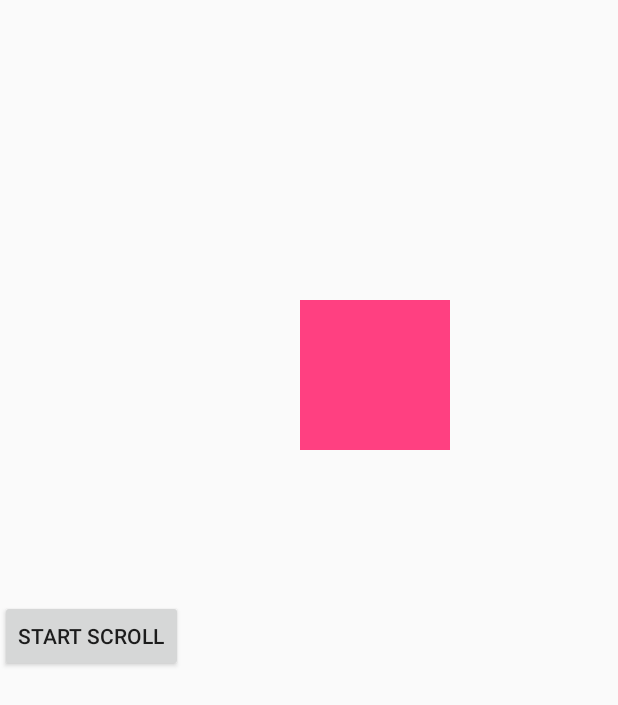
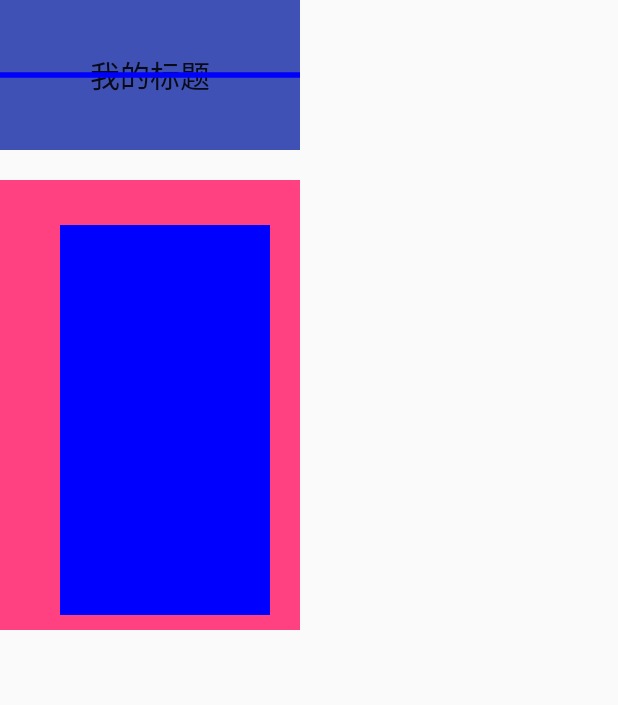
Before and after one commit to zhaochuanxing/MyApiDemo, an Android app: the screen it shows after launch (ScrollActivity before the commit, InvalidateTextViewActivity after it), on a phone screen of 412 x 824 dp. Shown: the top 705 px of the screen. Run offline under Robolectric (Android 15) with nearby library versions, the phone set to English and light mode, and no system bars.

Commit message:
add reactview

```diff
--- a/app/src/main/AndroidManifest.xml
+++ b/app/src/main/AndroidManifest.xml
@@ -138,9 +138,12 @@
         <activity android:name=".emoji.EmojiActivity">
         </activity>
         <activity android:name=".myview.MoveViewActivity">
+        </activity>
+        <activity android:name=".myview.ScrollActivity">
 
         </activity>
-        <activity android:name=".myview.ScrollActivity">
+        <activity android:name=".myview.InvalidateTextViewActivity">
+
             <intent-filter>
                 <action android:name="android.intent.action.MAIN"/>
 
--- /dev/null
+++ b/app/src/main/java/com/xing/apidemo/myview/InvalidateTextView.java
@@ -0,0 +1,44 @@
+package com.xing.apidemo.myview;
+
+import android.content.Context;
+import android.graphics.Canvas;
+import android.graphics.Color;
+import android.graphics.Paint;
+import android.support.annotation.Nullable;
+import android.util.AttributeSet;
+import android.widget.TextView;
+
+/**
+ * Created by zhao on 18-1-27.
+ */
+
+public class InvalidateTextView extends TextView {
+    private Paint mPaint;
+
+    public InvalidateTextView(Context context) {
+        this(context,null);
+    }
+
+    public InvalidateTextView(Context context, @Nullable AttributeSet attrs) {
+        this(context, attrs,0);
+    }
+
+    public InvalidateTextView(Context context, @Nullable AttributeSet attrs, int defStyleAttr) {
+        super(context, attrs, defStyleAttr);
+        initDraw();
+    }
+
+    private void initDraw() {
+        mPaint = new Paint(Paint.ANTI_ALIAS_FLAG);
+        mPaint.setColor(Color.BLUE);
+        mPaint.setStrokeWidth((float)5.5);
+    }
+
+    @Override
+    protected void onDraw(Canvas canvas) {
+        super.onDraw(canvas);
+        int width = getWidth();
+        int height = getHeight();
+        canvas.drawLine(0,height/2,width,height/2,mPaint);
+    }
+}
--- /dev/null
+++ b/app/src/main/java/com/xing/apidemo/myview/InvalidateTextViewActivity.java
@@ -0,0 +1,15 @@
+package com.xing.apidemo.myview;
+
+import android.support.v7.app.AppCompatActivity;
+import android.os.Bundle;
+
+import com.xing.apidemo.R;
+
+public class InvalidateTextViewActivity extends AppCompatActivity {
+
+    @Override
+    protected void onCreate(Bundle savedInstanceState) {
+        super.onCreate(savedInstanceState);
+        setContentView(R.layout.activity_my_text_view2);
+    }
+}
--- /dev/null
+++ b/app/src/main/java/com/xing/apidemo/myview/ReactView.java
@@ -0,0 +1,53 @@
+package com.xing.apidemo.myview;
+
+import android.content.Context;
+import android.graphics.Canvas;
+import android.graphics.Color;
+import android.graphics.Paint;
+import android.support.annotation.Nullable;
+import android.util.AttributeSet;
+import android.view.View;
+
+import com.xing.apidemo.view.BaseView;
+
+/**
+ * Created by zhao on 18-1-28.
+ */
+
+public class ReactView extends BaseView {
+
+    private Paint mPaint;
+
+    public ReactView(Context context) {
+        this(context,null);
+    }
+
+    public ReactView(Context context, @Nullable AttributeSet attrs) {
+        this(context, attrs,0);
+    }
+
+    public ReactView(Context context, @Nullable AttributeSet attrs, int defStyleAttr) {
+        super(context, attrs, defStyleAttr);
+        initDraw();
+    }
+
+    private void initDraw() {
+        mPaint = new Paint();
+        mPaint.setAntiAlias(true);
+        mPaint.setColor(Color.BLUE);
+    }
+
+    @Override
+    protected void onDraw(Canvas canvas) {
+        super.onDraw(canvas);
+        int paddingLeft = getPaddingLeft();
+        int paddingRight = getPaddingRight();
+        int paddingTop = getPaddingTop();
+        int paddingBottom = getPaddingBottom();
+
+        //获取绘制的真正的宽度，这个是整体宽度- left和right
+        int width = getWidth() - paddingLeft - paddingRight;
+        int height = getHeight() - paddingTop - paddingBottom;
+        canvas.drawRect(0+paddingLeft,0+paddingTop,width+paddingLeft,height+paddingTop,mPaint);
+    }
+}
--- /dev/null
+++ b/app/src/main/res/layout/activity_my_text_view2.xml
@@ -0,0 +1,31 @@
+<?xml version="1.0" encoding="utf-8"?>
+<LinearLayout
+    xmlns:android="http://schemas.android.com/apk/res/android"
+    xmlns:app="http://schemas.android.com/apk/res-auto"
+    xmlns:tools="http://schemas.android.com/tools"
+    android:layout_width="match_parent"
+    android:layout_height="match_parent"
+    android:orientation="vertical"
+    tools:context="com.xing.apidemo.myview.InvalidateTextViewActivity">
+
+    <com.xing.apidemo.myview.InvalidateTextView
+        android:layout_width="200dp"
+        android:layout_height="100dp"
+        android:background="@color/colorPrimary"
+        android:gravity="center"
+        android:text="我的标题"
+        android:textSize="20sp"
+        />
+
+    <com.xing.apidemo.myview.ReactView
+        android:layout_width="200dp"
+        android:layout_height="300dp"
+        android:layout_marginTop="20dp"
+        android:background="@color/colorAccent"
+        android:paddingLeft="40dp"
+        android:paddingTop="30dp"
+        android:paddingBottom="10dp"
+        android:paddingRight="20dp"
+        />
+
+</LinearLayout>
--- a/app/src/main/res/values/colors.xml
+++ b/app/src/main/res/values/colors.xml
@@ -4,4 +4,5 @@
     <color name="colorPrimaryDark">#303F9F</color>
     <color name="colorAccent">#FF4081</color>
     <color name="navig">#2a5ec0</color>
+
 </resources>
```
